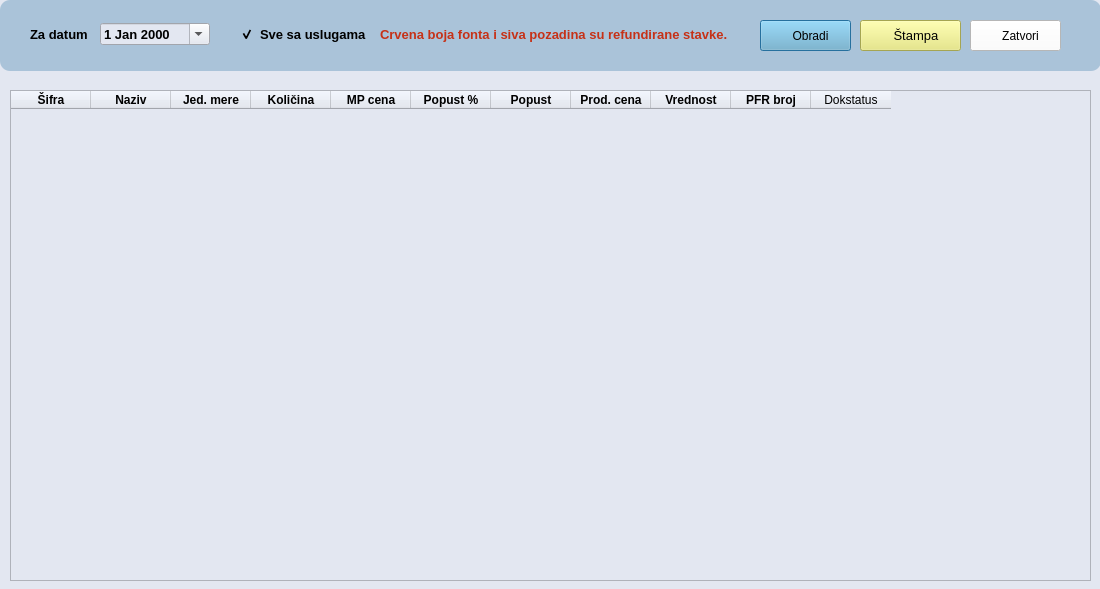
First picture: the form in ui/analitika.ui, repository ljuba17/desktop_pos, before the edit.
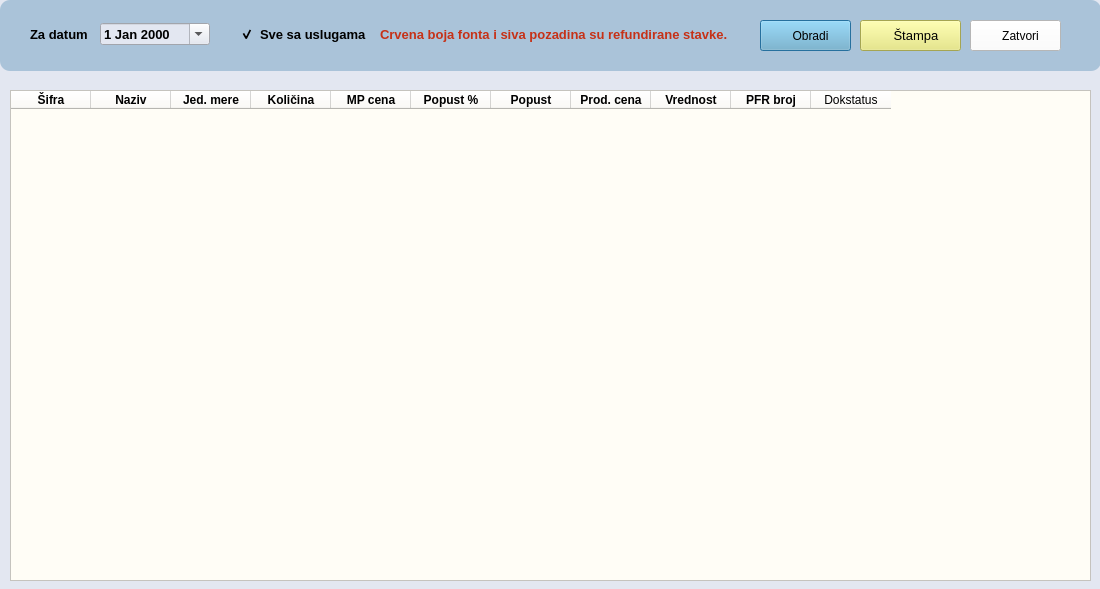
Second picture: the form after the edit. Icons and pictures are not drawn.

Diff of the .ui file:
```diff
--- a/ui/analitika.ui
+++ b/ui/analitika.ui
@@ -183,7 +183,7 @@
     </rect>
    </property>
    <property name="styleSheet">
-    <string notr="true"/>
+    <string notr="true">background-color: #FFFDF6;</string>
    </property>
    <attribute name="horizontalHeaderDefaultSectionSize">
     <number>80</number>
```
